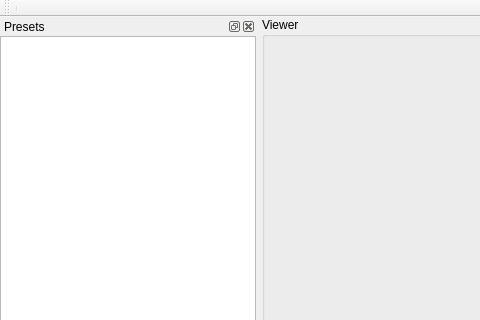
The window that src/app/mainwindow.ui (KDAB/KDStateMachineEditor) describes before a commit, drawn with Qt 5; both pictures show x 0 to 480 and y 0 to 320 of the 1058 by 789 pixel window.
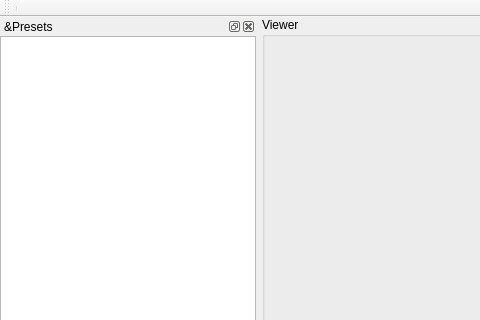
The same window after the commit. Custom widgets are drawn as their Qt base class.

Commit message: app: Presets: Set rootIsDecorated to false

The edit to the form file:
```diff
--- a/src/app/mainwindow.ui
+++ b/src/app/mainwindow.ui
@@ -96,7 +96,7 @@
   </widget>
   <widget class="QDockWidget" name="dockWidget_3">
    <property name="windowTitle">
-    <string>Presets</string>
+    <string>&amp;Presets</string>
    </property>
    <attribute name="dockWidgetArea">
     <number>1</number>
```
Left out of the diff: 6 changed lines with no effect on the pictures.
